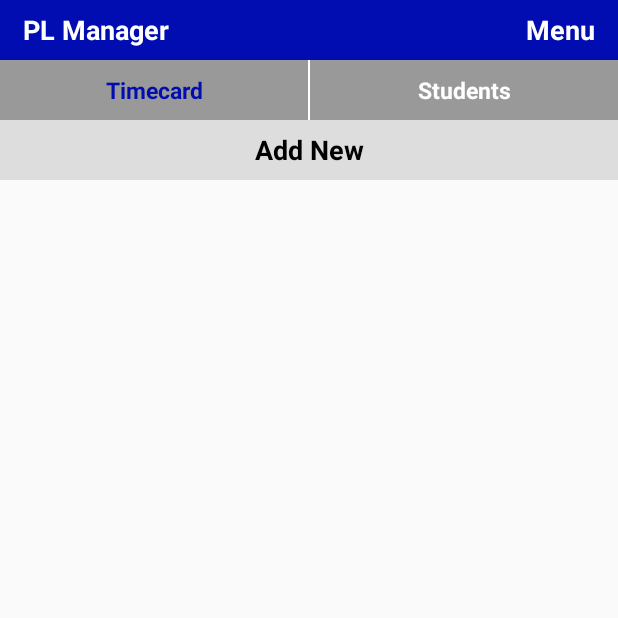
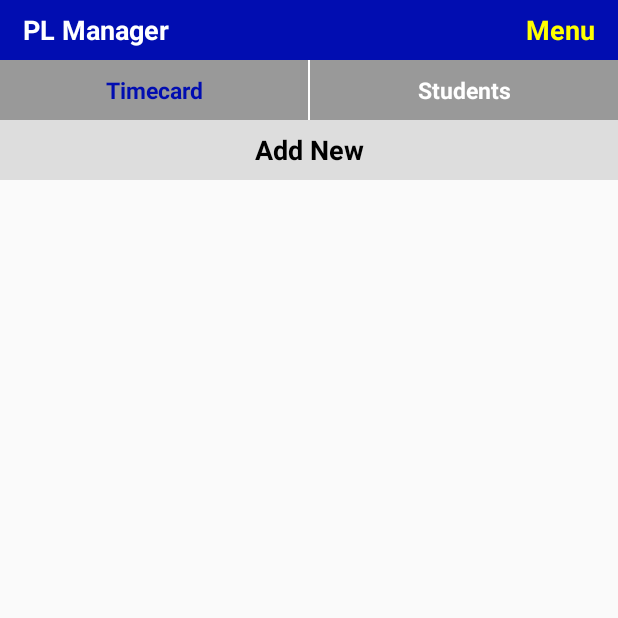
Before and after one commit to SilatJedi/PLTimecard, an Android app: the screen it shows after launch (MainActivity), on a phone screen of 412 x 824 dp, the top half of it. Run offline under Robolectric (Android 15) with nearby library versions, the phone set to English and light mode, and no system bars; libraries missing offline, so code that uses them is left out: io.realm, io.realm.annotations; 31 statements that could not run were skipped.

Commit message:
color round corners mxl

```diff
--- a/app/src/main/java/com/silatsaktistudios/plmgr/MainActivity.java
+++ b/app/src/main/java/com/silatsaktistudios/plmgr/MainActivity.java
@@ -503,7 +503,10 @@ public class MainActivity extends AppCompatActivity {
                     "Student" + ( i + 1),
                     "Father");
 
-            final Instructor instructor = new Instructor("Obi-wan", "Kenobi", "Jedi Master", "Mas", "0855378008", "sithsuckass@jediorder.org");
+            final Instructor instructor = new Instructor(
+                    "Obi-wan",
+                    "Kenobi",
+                    "Jedi Master", "Mas", "0855378008", "sithsuckass@jediorder.org");
 
             realm.executeTransaction(new Realm.Transaction() {
                 @Override
--- a/app/src/main/res/layout/activity_main.xml
+++ b/app/src/main/res/layout/activity_main.xml
@@ -15,7 +15,7 @@
         android:orientation="horizontal"
         android:layout_width="match_parent"
         android:layout_height="40dp"
-        android:background="#010db1">
+        android:background="@color/blue">
 
         <TextView
             android:layout_width="0dp"
@@ -32,7 +32,7 @@
             android:layout_width="wrap_content"
             android:layout_height="match_parent"
             android:text="@string/menu"
-            android:textColor="#ffffff"
+            android:textColor="@color/yellow"
             android:textStyle="bold"
             android:textSize="18sp"
             android:gravity="center_vertical"
@@ -50,7 +50,7 @@
             android:layout_width="0dp"
             android:layout_height="match_parent"
             android:layout_weight="1"
-            android:textColor="#010db1"
+            android:textColor="@color/blue"
             android:background="#999999"
             android:text="@string/timecard"
             android:gravity="center"
@@ -61,17 +61,17 @@
             android:layout_marginRight="1dp"/>
 
         <TextView
+            android:id="@+id/studentsTextView"
             android:layout_width="0dp"
             android:layout_height="match_parent"
             android:layout_weight="1"
+            android:background="#999999"
+            android:gravity="center"
+            android:onClick="listViewChange"
+            android:text="@string/students"
             android:textColor="#ffffff"
-            android:background="#999999"
-            android:text="@string/students"
-            android:gravity="center"
-            android:textStyle="bold"
             android:textSize="15sp"
-            android:id="@+id/studentsTextView"
-            android:onClick="listViewChange"/>
+            android:textStyle="bold" />
 
     </LinearLayout>
 
```
Also changed, not shown: app/src/main/res/drawable/gray_rounded_corners.xml (added, +10 -0 lines), app/src/main/res/drawable/red_rounded_corners.xml (added, +10 -0 lines), app/src/main/res/layout/activity_add_lesson.xml (+7 -6 lines).
